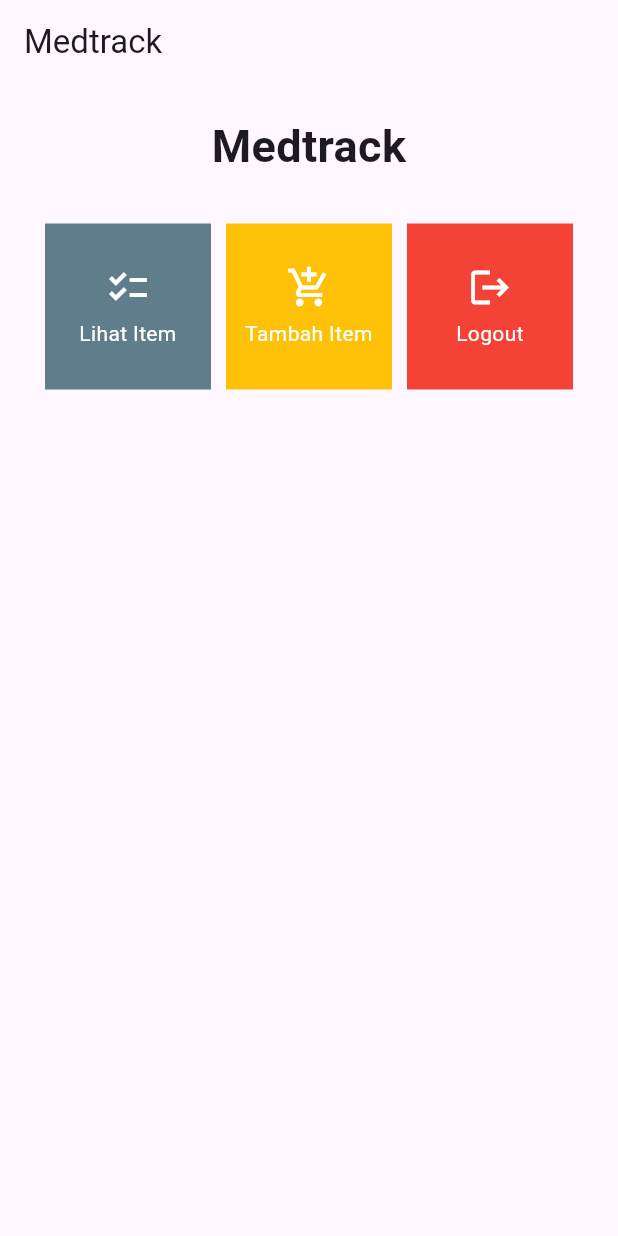
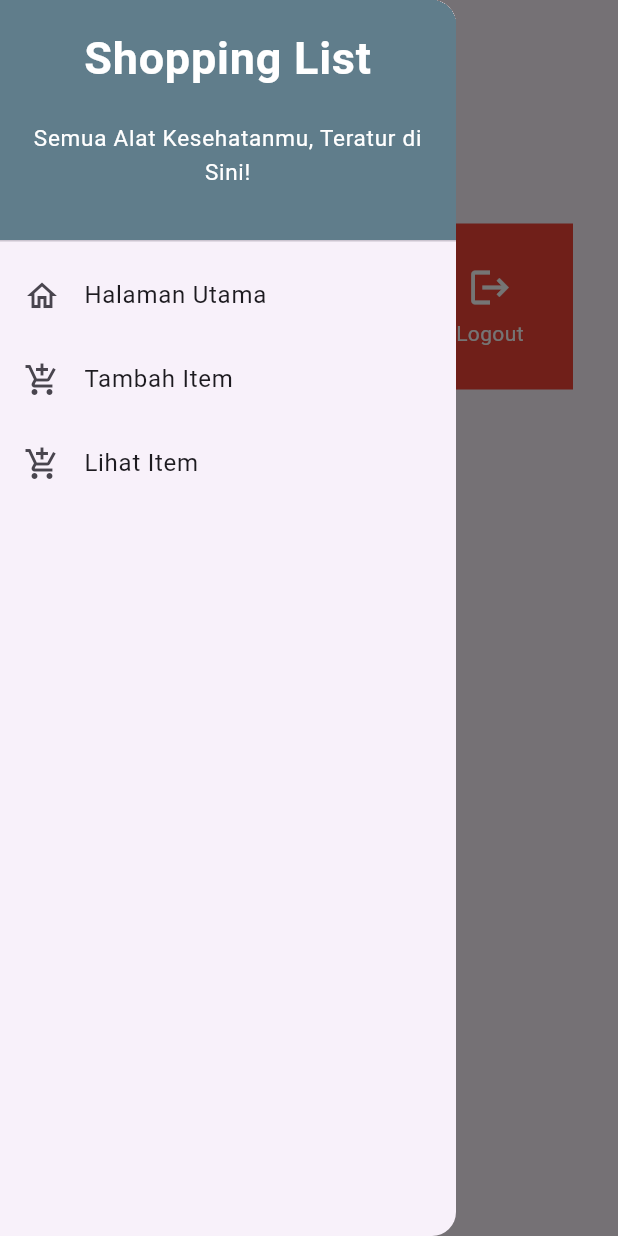
Before and after one commit to wahyuhiddayat/medtrack-mobile, a Flutter app: the screen it shows after launch, with the side drawer open (before the commit the screen has no drawer), on a phone screen of 412 x 824 dp. Run offline on Flutter 3.47's test engine with Material 2 defaults, Android fonts, the light colour scheme and no system bars.

Commit message:
Finished tugas 8

```diff
--- a/lib/main.dart
+++ b/lib/main.dart
@@ -1,5 +1,5 @@
 import 'package:flutter/material.dart';
-import 'package:medtrack/menu.dart';
+import 'package:medtrack/screens/menu.dart';
 
 void main() {
   runApp(const MyApp());
--- /dev/null
+++ b/lib/screens/medtrack_data.dart
@@ -0,0 +1,48 @@
+import 'package:flutter/material.dart';
+
+// Item Model
+class Item {
+  final String name;
+  final int price;
+  final String category;
+  final int amount;
+  final String description;
+
+  Item(
+      {required this.name,
+      required this.price,
+      required this.category,
+      required this.amount,
+      required this.description});
+}
+
+// Global Items List
+List<Item> items = [];
+
+// Item List Page
+class ItemListPage extends StatelessWidget {
+  final List<Item> items;
+
+  const ItemListPage({Key? key, required this.items}) : super(key: key);
+
+  @override
+  Widget build(BuildContext context) {
+    return Scaffold(
+      appBar: AppBar(
+        title: const Text('Daftar Item'),
+        backgroundColor: Colors.blueGrey,
+      ),
+      body: ListView.builder(
+        itemCount: items.length,
+        itemBuilder: (context, index) {
+          final item = items[index];
+          return ListTile(
+            title: Text(item.name),
+            subtitle: Text(
+                'Price: ${item.price}, Category: ${item.category}, Amount: ${item.amount}'),
+          );
+        },
+      ),
+    );
+  }
+}
--- a/lib/menu.dart
+++ b/lib/screens/menu.dart
@@ -1,4 +1,8 @@
 import 'package:flutter/material.dart';
+import 'package:medtrack/screens/medtrack_form.dart';
+import 'package:medtrack/widgets/left_drawer.dart';
+import 'package:medtrack/screens/medtrack_data.dart';
+import 'package:medtrack/widgets/shop_card.dart';
 
 class MyHomePage extends StatelessWidget {
   MyHomePage({Key? key}) : super(key: key);
@@ -17,6 +21,8 @@ class MyHomePage extends StatelessWidget {
           'Medtrack',
         ),
       ),
+      drawer:
+          const LeftDrawer(), // Masukkan drawer sebagai parameter nilai drawer dari widget Scaffold
       body: SingleChildScrollView(
         // Widget wrapper yang dapat discroll
         child: Padding(
@@ -58,14 +64,6 @@ class MyHomePage extends StatelessWidget {
   }
 }
 
-class ShopItem {
-  final String name;
-  final IconData icon;
-  final Color color;
-
-  ShopItem(this.name, this.icon, this.color);
-}
-
 class ShopCard extends StatelessWidget {
   final ShopItem item;
 
@@ -83,6 +81,19 @@ class ShopCard extends StatelessWidget {
             ..hideCurrentSnackBar()
             ..showSnackBar(SnackBar(
                 content: Text("Kamu telah menekan tombol ${item.name}!")));
+
+          // Navigate routing
+          if (item.name == "Tambah Item") {
+            Navigator.push(context,
+                MaterialPageRoute(builder: (context) => const ShopFormPage()));
+          }
+
+          if (item.name == "Lihat Item") {
+            Navigator.push(
+                context,
+                MaterialPageRoute(
+                    builder: (context) => ItemListPage(items: items)));
+          }
         },
         child: Container(
           // Container untuk menyimpan Icon dan Text
--- /dev/null
+++ b/lib/widgets/left_drawer.dart
@@ -0,0 +1,83 @@
+import 'package:flutter/material.dart';
+import 'package:medtrack/screens/menu.dart';
+import 'package:medtrack/screens/medtrack_form.dart';
+import 'package:medtrack/screens/medtrack_data.dart';
+
+class LeftDrawer extends StatelessWidget {
+  const LeftDrawer({super.key});
+
+  @override
+  Widget build(BuildContext context) {
+    return Drawer(
+      child: ListView(
+        children: [
+          const DrawerHeader(
+            decoration: BoxDecoration(
+              color: Colors.blueGrey,
+            ),
+            child: Column(
+              children: [
+                Text(
+                  'Shopping List',
+                  textAlign: TextAlign.center,
+                  style: TextStyle(
+                    fontSize: 30,
+                    fontWeight: FontWeight.bold,
+                    color: Colors.white,
+                  ),
+                ),
+                Padding(padding: EdgeInsets.all(10)),
+                Text(
+                  "Semua Alat Kesehatanmu, Teratur di Sini!",
+                  textAlign: TextAlign.center,
+                  style: TextStyle(
+                    fontSize: 15,
+                    color: Colors.white,
+                    fontWeight: FontWeight.normal,
+                  ),
+                ),
+              ],
+            ),
+          ),
+          ListTile(
+            leading: const Icon(Icons.home_outlined),
+            title: const Text('Halaman Utama'),
+            onTap: () {
+              Navigator.pushReplacement(
+                context,
+                MaterialPageRoute(
+                  builder: (context) => MyHomePage(),
+                ),
+              );
+            },
+          ),
+          ListTile(
+            leading: const Icon(Icons.add_shopping_cart),
+            title: const Text('Tambah Item'),
+            onTap: () {
+              // Routing to ShopFormPage
+              Navigator.push(
+                context,
+                MaterialPageRoute(
+                  builder: (context) => const ShopFormPage(),
+                ),
+              );
+            },
+          ),
+          ListTile(
+            leading: const Icon(Icons.add_shopping_cart),
+            title: const Text('Lihat Item'),
+            onTap: () {
+              Navigator.push(
+                context,
+                MaterialPageRoute(
+                  builder: (context) => ItemListPage(items: items),
+                ),
+              );
+            },
+          ),
+        ],
+      ),
+    );
+  }
+}
--- /dev/null
+++ b/lib/widgets/shop_card.dart
@@ -0,0 +1,9 @@
+import 'package:flutter/material.dart';
+
+class ShopItem {
+  final String name;
+  final IconData icon;
+  final Color color;
+
+  ShopItem(this.name, this.icon, this.color);
+}
```
Also changed, not shown: lib/screens/medtrack_form.dart (added, +236 -0 lines), 1 other file.
